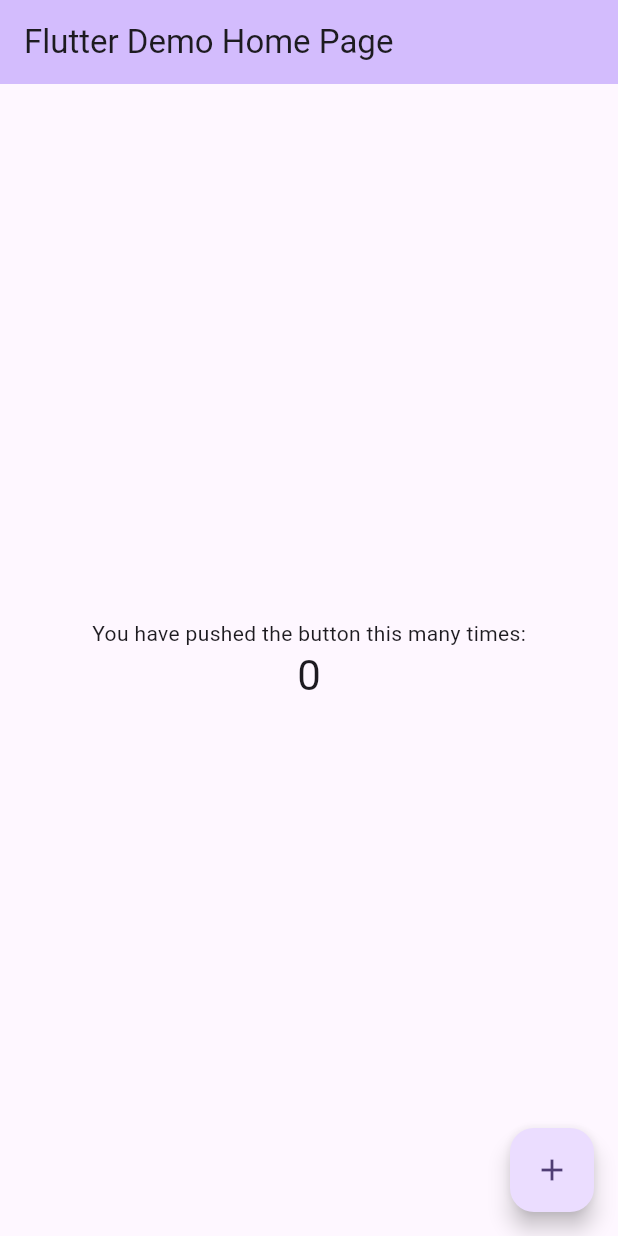
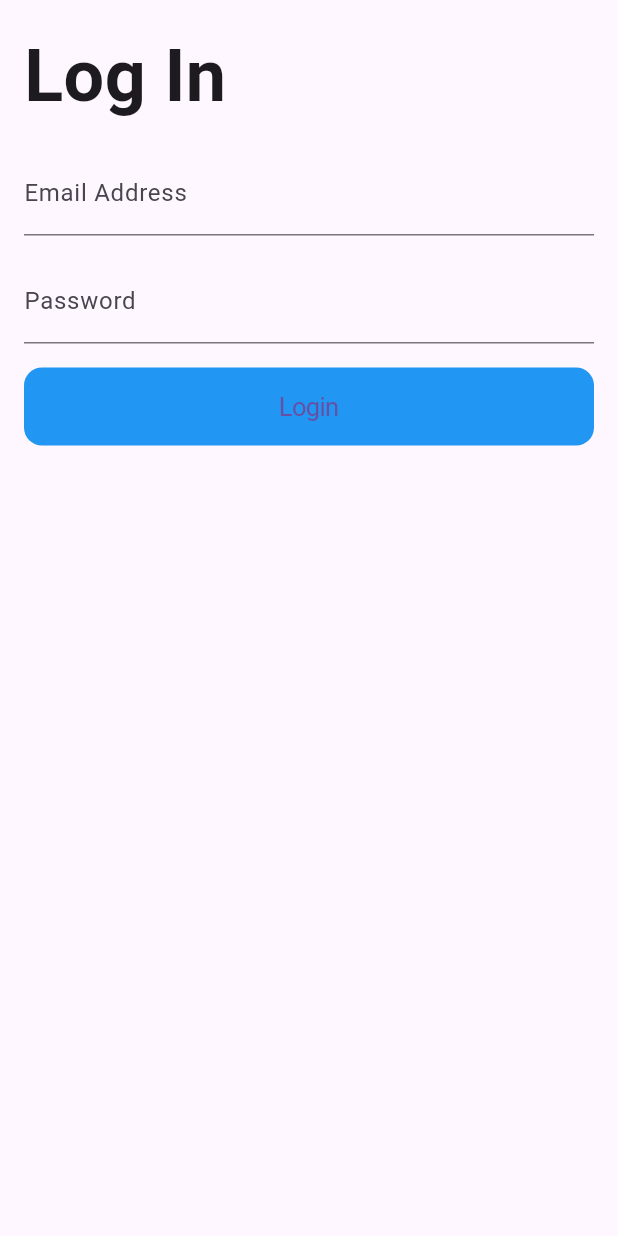
Before and after one commit to AzamHasnat/Ecommerce_Flutter, a Flutter app: the screen it shows after launch, on a phone screen of 412 x 824 dp. Run offline on Flutter 3.47's test engine with Material 3 defaults, Android fonts, the phone set to English and light mode, and no system bars; our stand-ins replace dio, pretty_dio_logger.

Commit message:
create 2 new screen in auth and start designing login_screen

```diff
--- /dev/null
+++ b/lib/core/routes.dart
@@ -0,0 +1,19 @@
+import 'package:ecommerce_flutter/presentation/screens/auth/login_screen.dart';
+import 'package:ecommerce_flutter/presentation/screens/auth/signup_screen.dart';
+import 'package:flutter/cupertino.dart';
+import 'package:flutter/material.dart';
+
+class Routes {
+  static Route? onGeneratedRoute(RouteSettings settings) {
+    switch (settings.name) {
+      case LoginScreen.routeName:
+        return CupertinoPageRoute(builder: (context) => const LoginScreen());
+
+      case SignupScreen.routeName:
+        return CupertinoPageRoute(builder: (context) => const SignupScreen());
+
+      default:
+        return null; //404
+    }
+  }
+}
--- a/lib/data/repositories/user_repository.dart
+++ b/lib/data/repositories/user_repository.dart
@@ -2,6 +2,7 @@ import 'dart:convert';
 
 import 'package:dio/dio.dart';
 import 'package:ecommerce_flutter/core/api.dart';
+import 'package:ecommerce_flutter/data/models/user/user_model.dart';
 import 'package:flutter/material.dart';
 
 class UserRepository {
@@ -9,7 +10,7 @@ class UserRepository {
 
   final _api = Api();
 
-  Future<void> createAccount(
+  Future<UserModel> createAccount(
       {required String email, required String password}) async {
     try {
       Response response = await _api.sendRequest.post('/user/createAccount',
@@ -22,6 +23,26 @@ class UserRepository {
       }
 
       //Convert raw data to model
+      return UserModel.fromJson(apiResponse.data);
+    } catch (ex) {
+      rethrow;
+    }
+  }
+
+  Future<UserModel> signIn(
+      {required String email, required String password}) async {
+    try {
+      Response response = await _api.sendRequest.post('/user/signIn',
+          data: jsonEncode({"email": email, "password": password}));
+
+      ApiResponse apiResponse = ApiResponse.fromResponse(response);
+
+      if (!apiResponse.success) {
+        throw apiResponse.message.toString();
+      }
+
+      //Convert raw data to model
+      return UserModel.fromJson(apiResponse.data);
     } catch (ex) {
       rethrow;
     }
--- a/lib/main.dart
+++ b/lib/main.dart
@@ -1,3 +1,5 @@
+import 'package:ecommerce_flutter/core/routes.dart';
+import 'package:ecommerce_flutter/presentation/screens/auth/login_screen.dart';
 import 'package:flutter/material.dart';
 
 void main() {
@@ -10,116 +12,10 @@ class MyApp extends StatelessWidget {
   // This widget is the root of your application.
   @override
   Widget build(BuildContext context) {
-    return MaterialApp(
-      title: 'Flutter Demo',
-      theme: ThemeData(
-        // This is the theme of your application.
-        //
-        // TRY THIS: Try running your application with "flutter run". You'll see
-        // the application has a purple toolbar. Then, without quitting the app,
-        // try changing the seedColor in the colorScheme below to Colors.green
-        // and then invoke "hot reload" (save your changes or press the "hot
-        // reload" button in a Flutter-supported IDE, or press "r" if you used
-        // the command line to start the app).
-        //
-        // Notice that the counter didn't reset back to zero; the application
-        // state is not lost during the reload. To reset the state, use hot
-        // restart instead.
-        //
-        // This works for code too, not just values: Most code changes can be
-        // tested with just a hot reload.
-        colorScheme: ColorScheme.fromSeed(seedColor: Colors.deepPurple),
-        useMaterial3: true,
-      ),
-      home: const MyHomePage(title: 'Flutter Demo Home Page'),
+    return const MaterialApp(
+      debugShowCheckedModeBanner: false,
+      onGenerateRoute: Routes.onGeneratedRoute,
+      initialRoute: LoginScreen.routeName,
     );
   }
 }
-
-class MyHomePage extends StatefulWidget {
-  const MyHomePage({super.key, required this.title});
-
-  // This widget is the home page of your application. It is stateful, meaning
-  // that it has a State object (defined below) that contains fields that affect
-  // how it looks.
-
-  // This class is the configuration for the state. It holds the values (in this
-  // case the title) provided by the parent (in this case the App widget) and
-  // used by the build method of the State. Fields in a Widget subclass are
-  // always marked "final".
-
-  final String title;
-
-  @override
-  State<MyHomePage> createState() => _MyHomePageState();
-}
-
-class _MyHomePageState extends State<MyHomePage> {
-  int _counter = 0;
-
-  void _incrementCounter() {
-    setState(() {
-      // This call to setState tells the Flutter framework that something has
-      // changed in this State, which causes it to rerun the build method below
-      // so that the display can reflect the updated values. If we changed
-      // _counter without calling setState(), then the build method would not be
-      // called again, and so nothing would appear to happen.
-      _counter++;
-    });
-  }
-
-  @override
-  Widget build(BuildContext context) {
-    // This method is rerun every time setState is called, for instance as done
-    // by the _incrementCounter method above.
-    //
-    // The Flutter framework has been optimized to make rerunning build methods
-    // fast, so that you can just rebuild anything that needs updating rather
-    // than having to individually change instances of widgets.
-    return Scaffold(
-      appBar: AppBar(
-        // TRY THIS: Try changing the color here to a specific color (to
-        // Colors.amber, perhaps?) and trigger a hot reload to see the AppBar
-        // change color while the other colors stay the same.
-        backgroundColor: Theme.of(context).colorScheme.inversePrimary,
-        // Here we take the value from the MyHomePage object that was created by
-        // the App.build method, and use it to set our appbar title.
-        title: Text(widget.title),
-      ),
-      body: Center(
-        // Center is a layout widget. It takes a single child and positions it
-        // in the middle of the parent.
-        child: Column(
-          // Column is also a layout widget. It takes a list of children and
-          // arranges them vertically. By default, it sizes itself to fit its
-          // children horizontally, and tries to be as tall as its parent.
-          //
-          // Column has various properties to control how it sizes itself and
-          // how it positions its children. Here we use mainAxisAlignment to
-          // center the children vertically; the main axis here is the vertical
-          // axis because Columns are vertical (the cross axis would be
-          // horizontal).
-          //
-          // TRY THIS: Invoke "debug painting" (choose the "Toggle Debug Paint"
-          // action in the IDE, or press "p" in the console), to see the
-          // wireframe for each widget.
-          mainAxisAlignment: MainAxisAlignment.center,
-          children: <Widget>[
-            const Text(
-              'You have pushed the button this many times:',
-            ),
-            Text(
-              '$_counter',
-              style: Theme.of(context).textTheme.headlineMedium,
-            ),
-          ],
-        ),
-      ),
-      floatingActionButton: FloatingActionButton(
-        onPressed: _incrementCounter,
-        tooltip: 'Increment',
-        child: const Icon(Icons.add),
-      ), // This trailing comma makes auto-formatting nicer for build methods.
-    );
-  }
-}
--- /dev/null
+++ b/lib/presentation/screens/auth/login_screen.dart
@@ -0,0 +1,59 @@
+import 'package:flutter/cupertino.dart';
+import 'package:flutter/material.dart';
+
+class LoginScreen extends StatefulWidget {
+  const LoginScreen({super.key});
+
+  static const String routeName = "login";
+
+  @override
+  State<LoginScreen> createState() => _LoginScreenState();
+}
+
+class _LoginScreenState extends State<LoginScreen> {
+  final emailController = TextEditingController();
+  final passwordController = TextEditingController();
+
+  @override
+  Widget build(BuildContext context) {
+    return Scaffold(
+      body: SafeArea(
+          child: ListView(
+        padding: EdgeInsets.all(16),
+        children: [
+          const Text(
+            "Log In",
+            style: TextStyle(fontSize: 48, fontWeight: FontWeight.bold),
+          ),
+
+          const SizedBox(height: 16),
+          TextFormField(
+            controller: emailController,
+            decoration: const InputDecoration(labelText: "Email Address"),
+          ),
+
+          const SizedBox(height: 16),
+          TextFormField(
+            obscureText: true,
+            controller: passwordController,
+            decoration: const InputDecoration(labelText: "Password"),
+          ),
+
+          const SizedBox(height: 16),
+          CupertinoButton(
+            child: const Text("Login"),
+            onPressed: () {},
+            color: Colors.blue[500],
+          ),
+
+           const SizedBox(height: 16),
+           Row(
+            children: [
+              Text("")
+            ],
+           )
+        ],
+      )),
+    );
+  }
+}
--- /dev/null
+++ b/lib/presentation/screens/auth/signup_screen.dart
@@ -0,0 +1,17 @@
+import 'package:flutter/material.dart';
+
+class SignupScreen extends StatefulWidget {
+  const SignupScreen({super.key});
+
+  static const String routeName = "signup";
+
+  @override
+  State<SignupScreen> createState() => _SignupScreenState();
+}
+
+class _SignupScreenState extends State<SignupScreen> {
+  @override
+  Widget build(BuildContext context) {
+    return const Placeholder();
+  }
+}
```
